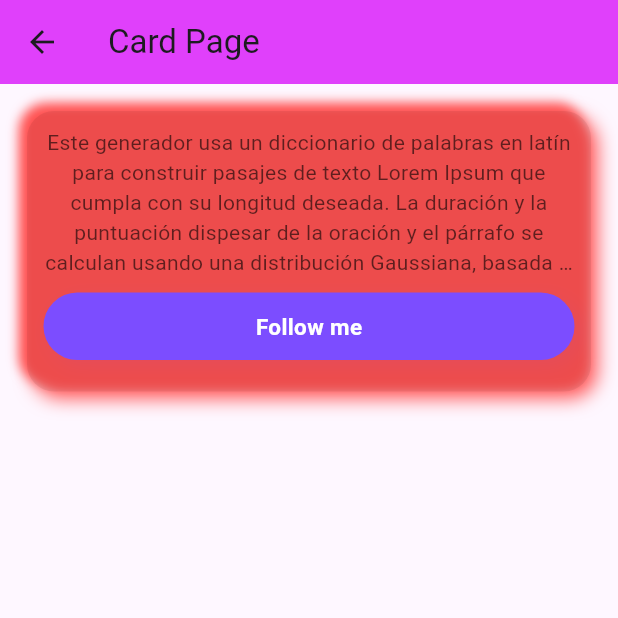
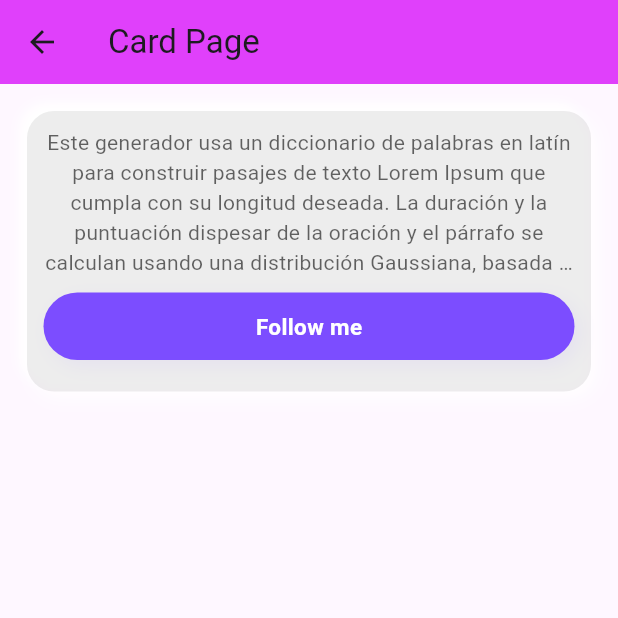
Before and after one commit to Hardyvan/flutter_codigo_components, a Flutter app: the CardPage screen opened directly, on a phone screen of 412 x 824 dp, the top half of it. Run offline on Flutter 3.47's test engine with Material 3 defaults, Android fonts, the phone set to English and light mode, and no system bars; our stand-ins replace google_fonts; network calls fail.

Commit message:
Avances del día

```diff
--- a/lib/pages/card_page.dart
+++ b/lib/pages/card_page.dart
@@ -22,12 +22,12 @@ class CardPage extends StatelessWidget {
               borderRadius: BorderRadius.circular(18.0),
               boxShadow: [
                 BoxShadow(
-                  color: Colors.redAccent,
+                  color: Colors.white,
                   offset: const Offset(4, 4),
                   blurRadius: 10.0,
                 ),
                 const BoxShadow(
-                  color: Colors.redAccent,
+                  color: Colors.white,
                   offset: Offset(-5, -5),
                   blurRadius: 6.0,
                 ),
```
